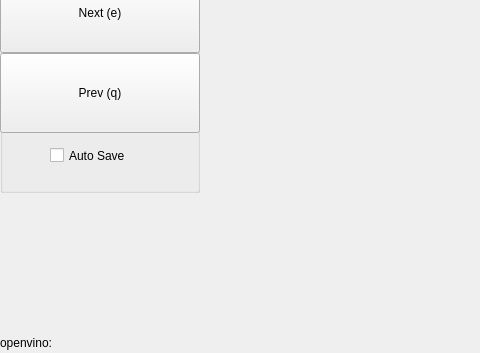
Qt form mainwindow.ui (xinyang-go/LabelRoboMaster) before a commit; both pictures show x 0 to 480 and y 447 to 800 of the 1500 by 800 pixel window.
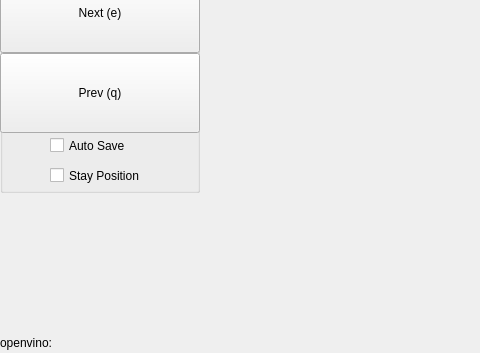
The same form after that commit. Icons and pictures are not drawn. Custom widgets are drawn as their Qt base class.

Patch:
```diff
--- a/mainwindow.ui
+++ b/mainwindow.ui
@@ -221,7 +221,7 @@
      <property name="geometry">
       <rect>
        <x>50</x>
-       <y>590</y>
+       <y>580</y>
        <width>100</width>
        <height>25</height>
       </rect>
@@ -230,6 +230,19 @@
       <string>Auto Save</string>
      </property>
     </widget>
+    <widget class="QCheckBox" name="stayPositionCheckBox">
+     <property name="geometry">
+      <rect>
+       <x>50</x>
+       <y>610</y>
+       <width>100</width>
+       <height>25</height>
+      </rect>
+     </property>
+     <property name="text">
+      <string>Stay Position</string>
+     </property>
+    </widget>
    </widget>
    <widget class="QGroupBox" name="groupBox_2">
     <property name="geometry">
```
